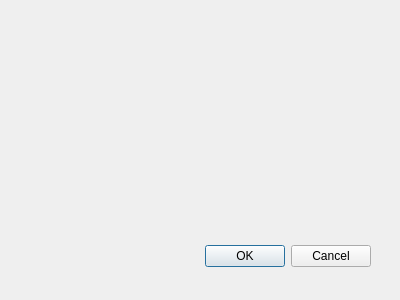
Before: the Qt Designer form gui/process.ui in ViDaProjects/TaskManager, drawn with Qt 5.
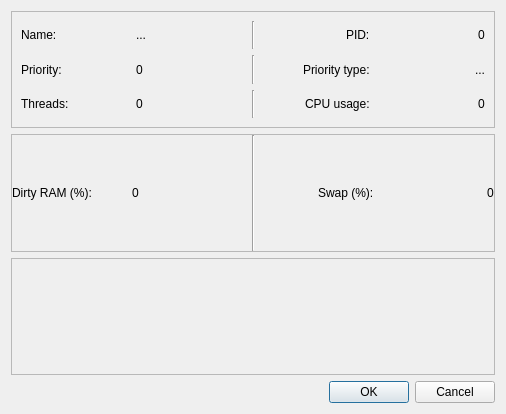
After: the same form once the commit is applied.

Commit message: Dialog page ok, add lock, but it's crashing

What changed in the file:
```diff
--- a/gui/process.ui
+++ b/gui/process.ui
@@ -6,29 +6,319 @@
    <rect>
     <x>0</x>
     <y>0</y>
-    <width>400</width>
-    <height>300</height>
+    <width>506</width>
+    <height>414</height>
    </rect>
   </property>
   <property name="windowTitle">
    <string>Dialog</string>
   </property>
-  <widget class="QDialogButtonBox" name="buttonBox">
-   <property name="geometry">
-    <rect>
-     <x>30</x>
-     <y>240</y>
-     <width>341</width>
-     <height>32</height>
-    </rect>
-   </property>
-   <property name="orientation">
-    <enum>Qt::Orientation::Horizontal</enum>
-   </property>
-   <property name="standardButtons">
-    <set>QDialogButtonBox::StandardButton::Cancel|QDialogButtonBox::StandardButton::Ok</set>
-   </property>
-  </widget>
+  <layout class="QVBoxLayout" name="verticalLayout">
+   <item>
+    <widget class="QFrame" name="frame">
+     <property name="frameShape">
+      <enum>QFrame::Shape::NoFrame</enum>
+     </property>
+     <property name="frameShadow">
+      <enum>QFrame::Shadow::Raised</enum>
+     </property>
+     <layout class="QVBoxLayout" name="verticalLayout_2">
+      <property name="leftMargin">
+       <number>0</number>
+      </property>
+      <property name="topMargin">
+       <number>0</number>
+      </property>
+      <property name="rightMargin">
+       <number>0</number>
+      </property>
+      <property name="bottomMargin">
+       <number>0</number>
+      </property>
+      <item>
+       <widget class="QFrame" name="frame_2">
+        <property name="frameShape">
+         <enum>QFrame::Shape::StyledPanel</enum>
+        </property>
+        <property name="frameShadow">
+         <enum>QFrame::Shadow::Raised</enum>
+        </property>
+        <layout class="QVBoxLayout" name="verticalLayout_3">
+         <property name="leftMargin">
+          <number>9</number>
+         </property>
+         <property name="topMargin">
+          <number>9</number>
+         </property>
+         <property name="rightMargin">
+          <number>9</number>
+         </property>
+         <property name="bottomMargin">
+          <number>9</number>
+         </property>
+         <item>
+          <widget class="QFrame" name="frame_4">
+           <property name="frameShape">
+            <enum>QFrame::Shape::NoFrame</enum>
+           </property>
+           <property name="frameShadow">
+            <enum>QFrame::Shadow::Raised</enum>
+           </property>
+           <layout class="QHBoxLayout" name="horizontalLayout">
+            <property name="leftMargin">
+             <number>0</number>
+            </property>
+            <property name="topMargin">
+             <number>0</number>
+            </property>
+            <property name="rightMargin">
+             <number>0</number>
+            </property>
+            <property name="bottomMargin">
+             <number>0</number>
+            </property>
+            <item>
+             <widget class="QLabel" name="label_8">
+              <property name="text">
+               <string>Name:</string>
+              </property>
+             </widget>
+            </item>
+            <item>
+             <widget class="QLabel" name="name_label">
+              <property name="text">
+               <string>...</string>
+              </property>
+             </widget>
+            </item>
+            <item>
+             <widget class="Line" name="line">
+              <property name="orientation">
+               <enum>Qt::Orientation::Vertical</enum>
+              </property>
+             </widget>
+            </item>
+            <item alignment="Qt::AlignmentFlag::AlignRight">
+             <widget class="QLabel" name="label">
+              <property name="text">
+               <string>PID:</string>
+              </property>
+             </widget>
+            </item>
+            <item alignment="Qt::AlignmentFlag::AlignRight">
+             <widget class="QLabel" name="pid_label">
+              <property name="text">
+               <string>0</string>
+              </property>
+             </widget>
+            </item>
+           </layout>
+          </widget>
+         </item>
+         <item>
+          <widget class="QFrame" name="frame_5">
+           <property name="frameShape">
+            <enum>QFrame::Shape::NoFrame</enum>
+           </property>
+           <property name="frameShadow">
+            <enum>QFrame::Shadow::Raised</enum>
+           </property>
+           <layout class="QHBoxLayout" name="horizontalLayout_2">
+            <property name="leftMargin">
+             <number>0</number>
+            </property>
+            <property name="topMargin">
+             <number>0</number>
+            </property>
+            <property name="rightMargin">
+             <number>0</number>
+            </property>
+            <property name="bottomMargin">
+             <number>0</number>
+            </property>
+            <item>
+             <widget class="QLabel" name="label_9">
+              <property name="text">
+               <string>Priority:</string>
+              </property>
+             </widget>
+            </item>
+            <item>
+             <widget class="QLabel" name="prio_label">
+              <property name="text">
+               <string>0</string>
+              </property>
+             </widget>
+            </item>
+            <item>
+             <widget class="Line" name="line_2">
+              <property name="orientation">
+               <enum>Qt::Orientation::Vertical</enum>
+              </property>
+             </widget>
+            </item>
+            <item alignment="Qt::AlignmentFlag::AlignRight">
+             <widget class="QLabel" name="label_3">
+              <property name="text">
+               <string>Priority type:</string>
+              </property>
+             </widget>
+            </item>
+            <item alignment="Qt::AlignmentFlag::AlignRight">
+             <widget class="QLabel" name="prio_tp_label">
+              <property name="text">
+               <string>...</string>
+              </property>
+             </widget>
+            </item>
+           </layout>
+          </widget>
+         </item>
+         <item>
+          <widget class="QFrame" name="frame_6">
+           <property name="frameShape">
+            <enum>QFrame::Shape::NoFrame</enum>
+           </property>
+           <property name="frameShadow">
+            <enum>QFrame::Shadow::Raised</enum>
+           </property>
+           <layout class="QHBoxLayout" name="horizontalLayout_3">
+            <property name="leftMargin">
+             <number>0</number>
+            </property>
+            <property name="topMargin">
+             <number>0</number>
+            </property>
+            <property name="rightMargin">
+             <number>0</number>
+            </property>
+            <property name="bottomMargin">
+             <number>0</number>
+            </property>
+            <item>
+             <widget class="QLabel" name="label_11">
+              <property name="text">
+               <string>Threads:</string>
+              </property>
+             </widget>
+            </item>
+            <item>
+             <widget class="QLabel" name="threads_label">
+              <property name="text">
+               <string>0</string>
+              </property>
+             </widget>
+            </item>
+            <item>
+             <widget class="Line" name="line_3">
+              <property name="orientation">
+               <enum>Qt::Orientation::Vertical</enum>
+              </property>
+             </widget>
+            </item>
+            <item alignment="Qt::AlignmentFlag::AlignRight">
+             <widget class="QLabel" name="label_5">
+              <property name="text">
+               <string>CPU usage:</string>
+              </property>
+             </widget>
+            </item>
+            <item alignment="Qt::AlignmentFlag::AlignRight">
+             <widget class="QLabel" name="cpu_label">
+              <property name="text">
+               <string>0</string>
+              </property>
+             </widget>
+            </item>
+           </layout>
+          </widget>
+         </item>
+        </layout>
+       </widget>
+      </item>
+      <item>
+       <widget class="QFrame" name="frame_7">
+        <property name="frameShape">
+         <enum>QFrame::Shape::StyledPanel</enum>
+        </property>
+        <property name="frameShadow">
+         <enum>QFrame::Shadow::Raised</enum>
+        </property>
+        <layout class="QHBoxLayout" name="horizontalLayout_4">
+         <property name="leftMargin">
+          <number>0</number>
+         </property>
+         <property name="topMargin">
+          <number>0</number>
+         </property>
+         <property name="rightMargin">
+          <number>0</number>
+         </property>
+         <property name="bottomMargin">
+          <number>0</number>
+         </property>
+         <item>
+          <widget class="QLabel" name="label_2">
+           <property name="text">
+            <string>Dirty RAM (%):</string>
+           </property>
+          </widget>
+         </item>
+         <item>
+          <widget class="QLabel" name="dirty_ram_label">
+           <property name="text">
+            <string>0</string>
+           </property>
+          </widget>
+         </item>
+         <item>
+          <widget class="Line" name="line_4">
+           <property name="orientation">
+            <enum>Qt::Orientation::Vertical</enum>
+           </property>
+          </widget>
+         </item>
+         <item alignment="Qt::AlignmentFlag::AlignRight">
+          <widget class="QLabel" name="label_7">
+           <property name="text">
+            <string>Swap (%):</string>
+           </property>
+          </widget>
+         </item>
+         <item alignment="Qt::AlignmentFlag::AlignRight">
+          <widget class="QLabel" name="swap_label">
+           <property name="text">
+            <string>0</string>
+           </property>
+          </widget>
+         </item>
+        </layout>
+       </widget>
+      </item>
+      <item>
+       <widget class="QFrame" name="ram_graph_frame">
+        <property name="frameShape">
+         <enum>QFrame::Shape::StyledPanel</enum>
+        </property>
+        <property name="frameShadow">
+         <enum>QFrame::Shadow::Raised</enum>
+        </property>
+       </widget>
+      </item>
+     </layout>
+    </widget>
+   </item>
+   <item>
+    <widget class="QDialogButtonBox" name="buttonBox">
+     <property name="orientation">
+      <enum>Qt::Orientation::Horizontal</enum>
+     </property>
+     <property name="standardButtons">
+      <set>QDialogButtonBox::StandardButton::Cancel|QDialogButtonBox::StandardButton::Ok</set>
+     </property>
+    </widget>
+   </item>
+  </layout>
  </widget>
  <resources/>
  <connections>
```
The commit also changes 6 other files.
